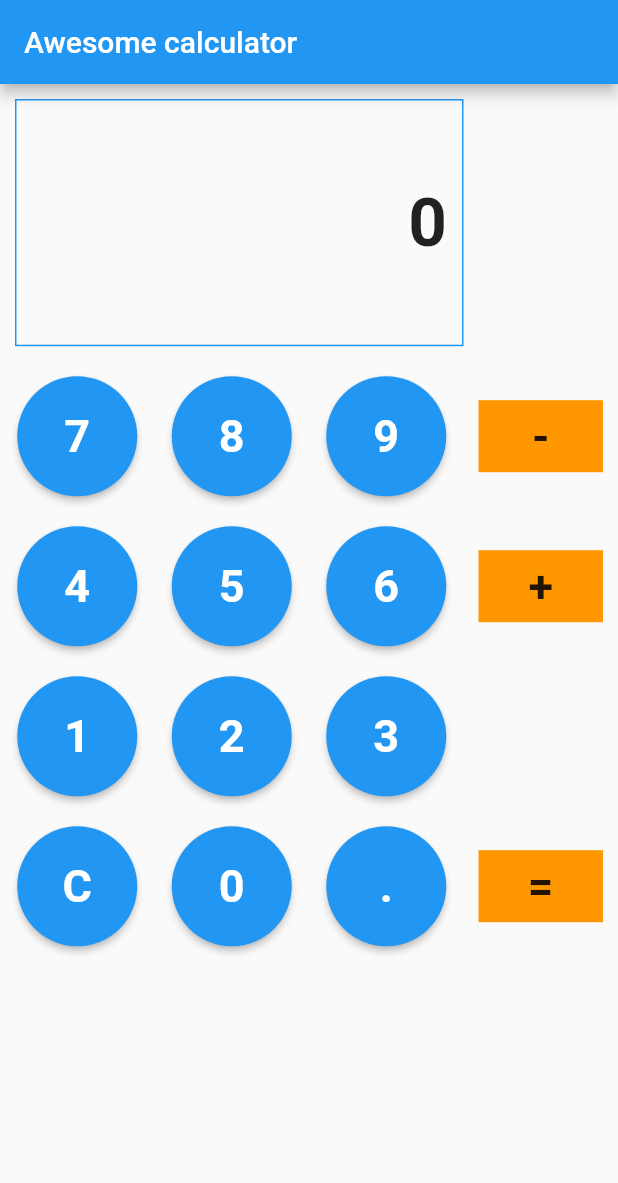
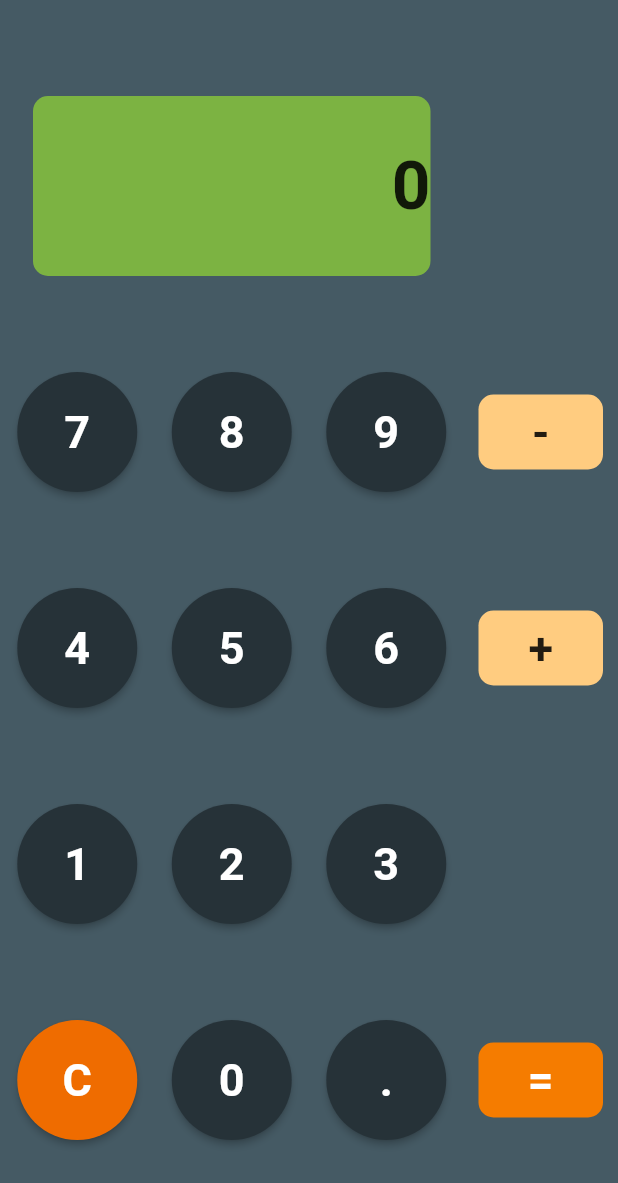
Before and after one commit to nothros/calculaattori_lut, a Flutter app: the screen it shows after launch, on a phone screen of 412 x 824 dp. Shown: the top 1183 px of the screen. Run offline on Flutter 3.47's test engine with Material 2 defaults, Android fonts, the phone set to English and light mode, and no system bars; Roboto replaces fonts that are missing (VT323).

Commit message:
Added colors and improve layout

```diff
--- a/calculator/lib/main.dart
+++ b/calculator/lib/main.dart
@@ -9,9 +9,7 @@ class MyApp extends StatelessWidget {
   Widget build(BuildContext context) {
     return MaterialApp(
       title: 'Awesome calculator',
-      theme: ThemeData(
-        primarySwatch: Colors.blue,
-      ),
+      theme: new ThemeData(scaffoldBackgroundColor: Colors.blueGrey[700]),
       home: const MyHomePage(title: 'Awesome calculator'),
     );
   }
@@ -21,7 +19,6 @@ class MyHomePage extends StatefulWidget {
   const MyHomePage({Key? key, required this.title}) : super(key: key);
   final String title;
 
-
   @override
   State<MyHomePage> createState() => _MyHomePageState();
 }
@@ -30,7 +27,6 @@ class _MyHomePageState extends State<MyHomePage> {
   //Näitä tarvii näyttö
   String output = "0";
   String _output = "";
-
 
   //Buttoneiden logiikka.
   buttonPressed(String buttonText){
@@ -54,34 +50,100 @@ class _MyHomePageState extends State<MyHomePage> {
   }
   //Funkkarit loppuu
 
+  //Näyttö
+  Widget buildTextArea() {
+    return Container(
+      margin: const EdgeInsets.symmetric(horizontal: 22.0),
+        //        padding: const EdgeInsets.all(10.0),
+      width: screenWidth(context, dividedBy: 4)*3 -44, //tätä pitää vähän säätää. (luo siis 3/4 näyttöä leveen)
+      height: 120,//tätä pitää vähän säätää. (1/5 näyttöä korkea)
+      decoration: BoxDecoration(
+        borderRadius: BorderRadius.all(Radius.circular(10)),
+        color: Colors.lightGreen[600],
+      ),
+      alignment: Alignment.centerRight,
+      child: Text(
+        output,
+        style: TextStyle(fontSize: 45, fontWeight: FontWeight.bold),
+      ));
+  }
   //Numerobuttonit
   Widget buildButton(String buttonText) {
-    return Expanded(
+    if (buttonText == "C"){
+      return Expanded(
         child: Container(
-      margin: const EdgeInsets.all(10.0),
       child: ElevatedButton(
         child: Text(buttonText),
         onPressed: () => buttonPressed(buttonText),
         style: ElevatedButton.styleFrom(
-            fixedSize: const Size(80, 80),
+          primary: Colors.orange[800],
+           minimumSize: const Size(80, 80),
             shape: const CircleBorder(),
             textStyle:
-                const TextStyle(fontSize: 30, fontWeight: FontWeight.bold, fontFamily: "VT323",)),
+                const TextStyle(
+                  color: Colors.white,
+                  fontSize: 30,
+                  fontWeight: FontWeight.bold,
+                )),
       ),
     ));
+    }
+    return Expanded(
+      child: Container(
+        child: ElevatedButton(
+          child: Text(buttonText),
+            onPressed: () => buttonPressed(buttonText),
+            style: ElevatedButton.styleFrom(
+              primary: Colors.blueGrey[900],
+              minimumSize: const Size(80, 80),
+              shape: const CircleBorder(),
+              textStyle:
+                const TextStyle(color: Color.fromARGB(255, 255, 224, 178),
+                fontSize: 30,
+                fontWeight: FontWeight.bold,
+              )
+            ),
+        ),
+      )
+    );
   }
 
   //Operandibuttonit vielä säätöä
   Widget operandButton(String operand) {
+    if (operand == "="){
+      return Expanded(
+        child: Container(
+          decoration: BoxDecoration(
+            borderRadius: BorderRadius.all(Radius.circular(10)),
+            color: Colors.orange[700],
+          ),
+          margin: const EdgeInsets.all(10.0),
+          child: MaterialButton(
+            height: 50,
+            onPressed: () => buttonPressed(operand),
+            child: Text(
+              operand,
+              style: new TextStyle(fontSize: 30,
+              fontWeight: FontWeight.bold,
+              color: Colors.white),
+            ),
+          ),
+        ));
+    }
+
     return Expanded(
-        child: Container(
-      margin: const EdgeInsets.all(10.0),
-      color: Colors.orange,
+      child: Container(
+        margin: const EdgeInsets.all(10.0),
+        decoration: BoxDecoration(
+          borderRadius: BorderRadius.all(Radius.circular(10)),
+          color: Colors.orange[200],
+        ),
       child: MaterialButton(
+        height: 50,
         onPressed: () => buttonPressed(operand),
         child: Text(
           operand,
-          style: TextStyle(fontSize: 30, fontWeight: FontWeight.bold),
+          style: new TextStyle(fontSize: 30, fontWeight: FontWeight.bold),
         ),
       ),
     ));
@@ -90,24 +152,15 @@ class _MyHomePageState extends State<MyHomePage> {
   @override
   Widget build(BuildContext context) {
     return Scaffold(
-        appBar: AppBar(
-          title: Text(widget.title),
-        ),
-        body: Column(
+        body: Container(
+          alignment: Alignment.center,
+          child: Column(
+            mainAxisAlignment: MainAxisAlignment.spaceEvenly,
             children: [
               //Numeronäyttö
-              Row(children: [Container(
-                margin: const EdgeInsets.all(10.0),
-                padding: const EdgeInsets.all(10.0),
-                width: screenWidth(context, dividedBy: 4)*3-10, //tätä pitää vähän säätää. (luo siis 3/4 näyttöä leveen)
-                height: screenHeight(context, dividedBy: 5),//tätä pitää vähän säätää. (1/5 näyttöä korkea)
-                decoration:
-                    BoxDecoration(border: Border.all(color: Colors.blue)),
-                alignment: Alignment.centerRight,
-                child: Text(
-                  output,
-                  style: TextStyle(fontSize: 45, fontWeight: FontWeight.bold),
-                ))]),
+              Row(children: [
+                buildTextArea(),
+              ]),
                 //Numeronäyttö loppuu
               Row(children: [
                 buildButton("7"),
@@ -125,7 +178,7 @@ class _MyHomePageState extends State<MyHomePage> {
                 buildButton("1"),
                 buildButton("2"),
                 buildButton("3"),
-                Expanded(child: Text('')), //PITÄÄ RIVIT SAMANLEVYISINÄ
+                const Expanded(child: Text('')), //PITÄÄ RIVIT SAMANLEVYISINÄ
               ]),
               Row(children: [
                 buildButton("C"),
@@ -134,7 +187,7 @@ class _MyHomePageState extends State<MyHomePage> {
                 operandButton("="),
               ])
             ])
-
+          )
         );
   }
 }
```
